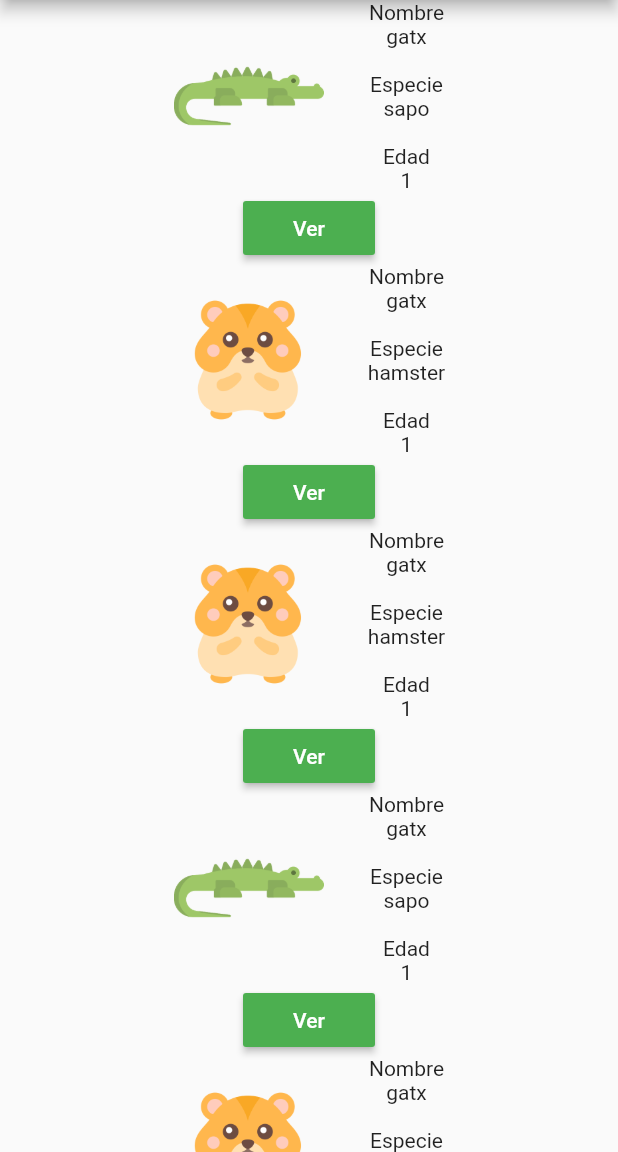
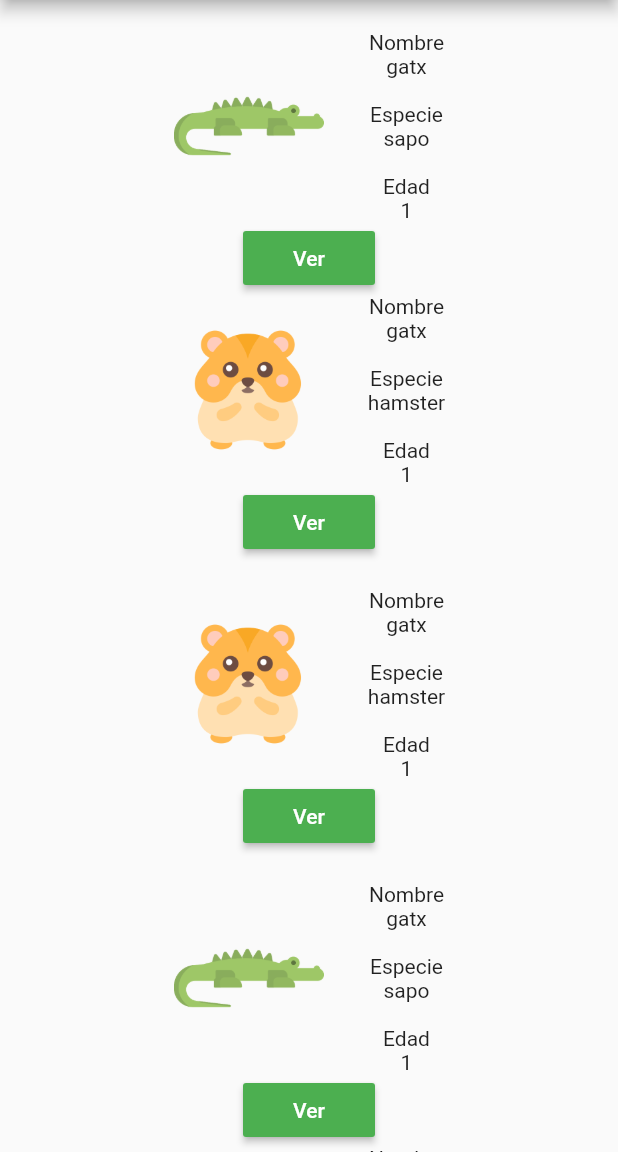
Before and after one commit to DylanEscala/GUIlp, a Flutter app: the historialPage screen opened directly, on a phone screen of 412 x 824 dp, the part 84-1236 px from its top. Run offline on Flutter 3.47's test engine with Material 2 defaults, Android fonts, the phone set to English and light mode, and no system bars.

Commit message:
Fixing Alligments

```diff
--- a/proyectolp/lib/src/pages/historialPage.dart
+++ b/proyectolp/lib/src/pages/historialPage.dart
@@ -20,7 +20,9 @@ class _historialState extends State<historialPage> {
     PetWidget petprueba2= new PetWidget(mascota2);
     Pet mascota3 = Pet("hamster", "nuse", 1, "no binario", "gatx",1);
     PetWidget petprueba3= new PetWidget(mascota2);
-    List<Widget> lista = [petprueba.informacionhistorial(context),petprueba2.informacionhistorial(context),petprueba3.informacionhistorial(context),petprueba.informacionhistorial(context),petprueba3.informacionhistorial(context)];
+    List<Widget> lista = [SizedBox(height: 20.0,),petprueba.informacionhistorial(context),
+      petprueba2.informacionhistorial(context),SizedBox(height: 20.0,),petprueba3.informacionhistorial(context),
+      SizedBox(height: 20.0,),petprueba.informacionhistorial(context),petprueba3.informacionhistorial(context)];
     /*llamada funcion que retorna lista de WidgetPet
     widgetpets()
     for (PetWidget mascota in null){
```
Also changed, not shown: proyectolp/lib/widgets/PetWidget.dart (+3 -4 lines).
